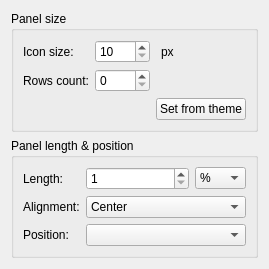
Qt form panel/config/configpaneldialog.ui (lxqt/lxqt-panel) before a commit.
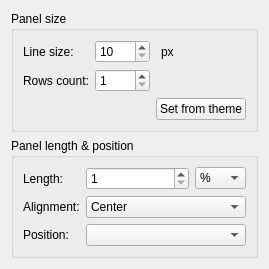
The same form after that commit.

```diff
--- a/panel/config/configpaneldialog.ui
+++ b/panel/config/configpaneldialog.ui
@@ -25,6 +25,9 @@
      <layout class="QGridLayout" name="gridLayout">
       <item row="1" column="1" colspan="2">
        <widget class="QSpinBox" name="spinBox_lineCount">
+        <property name="minimum">
+         <number>1</number>
+        </property>
         <property name="maximum">
          <number>20</number>
         </property>
@@ -57,7 +60,7 @@
       <item row="0" column="0">
        <widget class="QLabel" name="label_lineSize">
         <property name="text">
-         <string>Icon size:</string>
+         <string>Line size:</string>
         </property>
        </widget>
       </item>
```
